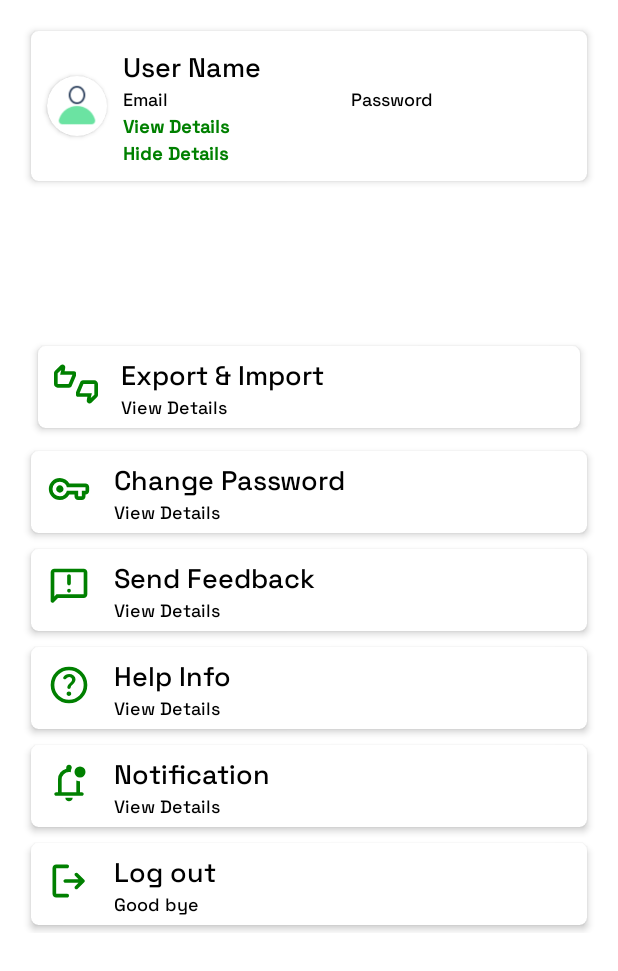
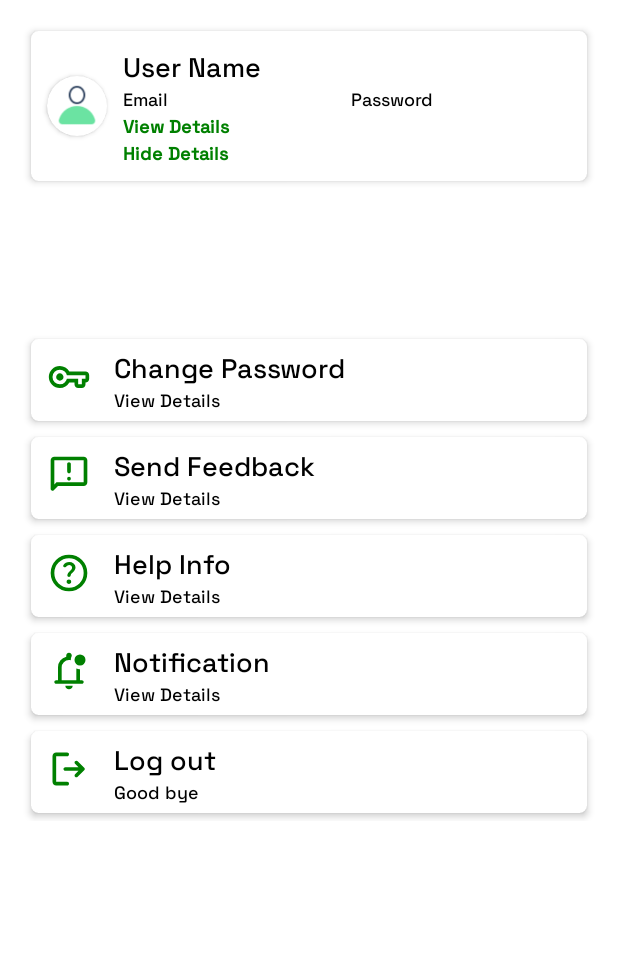
Before and after one commit to Trodev-IT/Pass_Manager, an Android app: the layout fragment_profile.xml on its own in the app's theme, with its tools: preview values and no code run, on a phone screen of 412 x 824 dp. Shown: the top 971 px of the screen. Run offline under Robolectric (Android 15) with nearby library versions, the phone set to English and light mode, and no system bars.

Commit message:
upload new update

```diff
--- a/app/src/main/AndroidManifest.xml
+++ b/app/src/main/AndroidManifest.xml
@@ -27,10 +27,10 @@
         android:theme="@style/Theme.MyPasswordGenerator">
 
         <activity
-            android:name=".UploadNotesActivity"
+            android:name=".offlinedatabase.UploadNotesActivity"
             android:exported="false" />
         <activity
-            android:name=".NotificationActivity"
+            android:name=".offlinedatabase.NotificationActivity"
             android:exported="false" />
         <activity
             android:name=".activity.browser.BrowserCreateActivity"
--- a/app/src/main/java/com/trodev/mypasswordgenerator/fragments/ProfileFragment.java
+++ b/app/src/main/java/com/trodev/mypasswordgenerator/fragments/ProfileFragment.java
@@ -14,7 +14,6 @@ import android.widget.LinearLayout;
 import android.widget.TextView;
 import android.widget.Toast;
 
-import com.google.android.material.card.MaterialCardView;
 import com.google.firebase.auth.FirebaseAuth;
 import com.google.firebase.auth.FirebaseUser;
 import com.google.firebase.database.DataSnapshot;
@@ -22,7 +21,7 @@ import com.google.firebase.database.DatabaseError;
 import com.google.firebase.database.DatabaseReference;
 import com.google.firebase.database.FirebaseDatabase;
 import com.google.firebase.database.ValueEventListener;
-import com.trodev.mypasswordgenerator.NotificationActivity;
+import com.trodev.mypasswordgenerator.offlinedatabase.NotificationActivity;
 import com.trodev.mypasswordgenerator.R;
 import com.trodev.mypasswordgenerator.activity.LoginActivity;
 import com.trodev.mypasswordgenerator.onlinedb.User;
@@ -35,7 +34,6 @@ public class ProfileFragment extends Fragment {
     TextView nameET, vp_tv, email_TV, pass_TV, hd_tv, logout_TV;
     LinearLayout data_ll;
     CardView notification_button;
-
     public ProfileFragment() {
     }
 
--- a/app/src/main/java/com/trodev/mypasswordgenerator/Constants.java
+++ b/app/src/main/java/com/trodev/mypasswordgenerator/offlinedatabase/Constants.java
@@ -1,4 +1,4 @@
-package com.trodev.mypasswordgenerator;
+package com.trodev.mypasswordgenerator.offlinedatabase;
 
 public class Constants {
 
--- a/app/src/main/java/com/trodev/mypasswordgenerator/ModelClass.java
+++ b/app/src/main/java/com/trodev/mypasswordgenerator/offlinedatabase/ModelClass.java
@@ -1,4 +1,4 @@
-package com.trodev.mypasswordgenerator;
+package com.trodev.mypasswordgenerator.offlinedatabase;
 
 public class ModelClass {
 
--- a/app/src/main/java/com/trodev/mypasswordgenerator/ModelRecords.java
+++ b/app/src/main/java/com/trodev/mypasswordgenerator/offlinedatabase/ModelRecords.java
@@ -1,4 +1,4 @@
-package com.trodev.mypasswordgenerator;
+package com.trodev.mypasswordgenerator.offlinedatabase;
 
 public class ModelRecords {
 
--- a/app/src/main/java/com/trodev/mypasswordgenerator/MyHelper.java
+++ b/app/src/main/java/com/trodev/mypasswordgenerator/offlinedatabase/MyHelper.java
@@ -1,4 +1,4 @@
-package com.trodev.mypasswordgenerator;
+package com.trodev.mypasswordgenerator.offlinedatabase;
 
 import android.content.ContentValues;
 import android.content.Context;
--- a/app/src/main/java/com/trodev/mypasswordgenerator/NotificationActivity.java
+++ b/app/src/main/java/com/trodev/mypasswordgenerator/offlinedatabase/NotificationActivity.java
@@ -1,4 +1,4 @@
-package com.trodev.mypasswordgenerator;
+package com.trodev.mypasswordgenerator.offlinedatabase;
 
 import android.os.Bundle;
 
@@ -7,6 +7,8 @@ import androidx.appcompat.app.AppCompatActivity;
 import androidx.core.graphics.Insets;
 import androidx.core.view.ViewCompat;
 import androidx.core.view.WindowInsetsCompat;
+
+import com.trodev.mypasswordgenerator.R;
 
 public class NotificationActivity extends AppCompatActivity {
 
--- a/app/src/main/java/com/trodev/mypasswordgenerator/UploadNotesActivity.java
+++ b/app/src/main/java/com/trodev/mypasswordgenerator/offlinedatabase/UploadNotesActivity.java
@@ -1,4 +1,4 @@
-package com.trodev.mypasswordgenerator;
+package com.trodev.mypasswordgenerator.offlinedatabase;
 
 import android.Manifest;
 import android.net.Uri;
@@ -11,7 +11,7 @@ import androidx.appcompat.app.AppCompatActivity;
 
 import com.google.android.material.floatingactionbutton.FloatingActionButton;
 import com.google.android.material.textfield.TextInputEditText;
-import com.trodev.mypasswordgenerator.MyHelper;
+import com.trodev.mypasswordgenerator.R;
 
 import java.util.Date;
 
@@ -156,7 +156,7 @@ public class UploadNotesActivity extends AppCompatActivity {
 
             );
 
-            Toast.makeText(this, "Ticket added successful\nYour ticket serial is: " + id, Toast.LENGTH_SHORT).show();
+            Toast.makeText(this, "Notes added successful\nNotes serial: " + id, Toast.LENGTH_SHORT).show();
         }
 
 
--- a/app/src/main/res/layout/activity_notification.xml
+++ b/app/src/main/res/layout/activity_notification.xml
@@ -5,6 +5,6 @@
     android:id="@+id/main"
     android:layout_width="match_parent"
     android:layout_height="match_parent"
-    tools:context=".NotificationActivity">
+    tools:context=".offlinedatabase.NotificationActivity">
 
 </androidx.constraintlayout.widget.ConstraintLayout>
--- a/app/src/main/res/layout/activity_upload_notes.xml
+++ b/app/src/main/res/layout/activity_upload_notes.xml
@@ -4,7 +4,7 @@
     xmlns:tools="http://schemas.android.com/tools"
     android:layout_width="match_parent"
     android:layout_height="match_parent"
-    tools:context=".UploadNotesActivity">
+    tools:context=".offlinedatabase.UploadNotesActivity">
 
 
     <!--    <de.hdodenhof.circleimageview.CircleImageView
--- a/app/src/main/res/layout/fragment_profile.xml
+++ b/app/src/main/res/layout/fragment_profile.xml
@@ -111,9 +111,9 @@
                                 android:layout_height="wrap_content"
                                 android:fontFamily="@font/space_grotesk_bold"
                                 android:text="View Details"
-                                android:textStyle="bold"
                                 android:textColor="@color/green"
-                                android:textSize="12sp" />
+                                android:textSize="12sp"
+                                android:textStyle="bold" />
 
                             <TextView
                                 android:id="@+id/hd_tv"
@@ -121,78 +121,11 @@
                                 android:layout_height="wrap_content"
                                 android:fontFamily="@font/space_grotesk_bold"
                                 android:text="Hide Details"
-                                android:textStyle="bold"
                                 android:textColor="@color/green"
-                                android:textSize="12sp" />
-
+                                android:textSize="12sp"
+                                android:textStyle="bold" />
 
                         </LinearLayout>
-
-                        <!--                        <ImageView-->
-                        <!--                            android:layout_width="wrap_content"-->
-                        <!--                            android:layout_height="wrap_content"-->
-                        <!--                            android:padding="5dp"-->
-                        <!--                            android:layout_gravity="center"-->
-                        <!--                            android:src="@drawable/ic_right" />-->
-
-                    </LinearLayout>
-
-                </androidx.cardview.widget.CardView>
-
-                <androidx.cardview.widget.CardView
-                    android:layout_width="match_parent"
-                    android:layout_height="wrap_content"
-                    android:layout_margin="10dp"
-                    app:cardCornerRadius="5dp"
-                    app:cardElevation="3dp">
-
-                    <LinearLayout
-                        android:layout_width="match_parent"
-                        android:layout_height="wrap_content"
-                        android:layout_margin="5dp"
-                        android:orientation="horizontal"
-                        android:weightSum="2">
-
-                        <ImageView
-                            android:layout_width="40dp"
-                            android:layout_height="40dp"
-                            android:padding="5dp"
-                            android:src="@drawable/ic_export_import" />
-
-
-                        <LinearLayout
-                            android:layout_width="wrap_content"
-                            android:layout_height="wrap_content"
-                            android:layout_gravity="center"
-                            android:layout_marginStart="10dp"
-                            android:layout_weight="2"
-                            android:orientation="vertical">
-
-                            <TextView
-                                android:layout_width="match_parent"
-                                android:layout_height="wrap_content"
-                                android:fontFamily="@font/space_grotesk_bold"
-                                android:text="Export &amp; Import"
-                                android:textColor="@color/black"
-                                android:textSize="18sp" />
-
-                            <TextView
-                                android:layout_width="match_parent"
-                                android:layout_height="wrap_content"
-                                android:fontFamily="@font/space_grotesk_bold"
-                                android:text="View Details"
-                                android:textColor="@color/black"
-                                android:textSize="12sp" />
-
-
-                        </LinearLayout>
-
-                        <!--                        <ImageView-->
-                        <!--                            android:layout_width="wrap_content"-->
-                        <!--                            android:layout_height="wrap_content"-->
-                        <!--                            android:padding="5dp"-->
-                        <!--                            android:layout_gravity="center"-->
-                        <!--                            android:src="@drawable/ic_right" />-->
 
                     </LinearLayout>
 
```
Also changed, not shown: app/src/main/java/com/trodev/mypasswordgenerator/fragments/NotesFragment.java (+4 -18 lines), app/src/main/java/com/trodev/mypasswordgenerator/offlinedatabase/AdapterRecord.java (renamed from app/src/main/java/com/trodev/mypasswordgenerator/AdapterRecord.java, +2 -6 lines).
